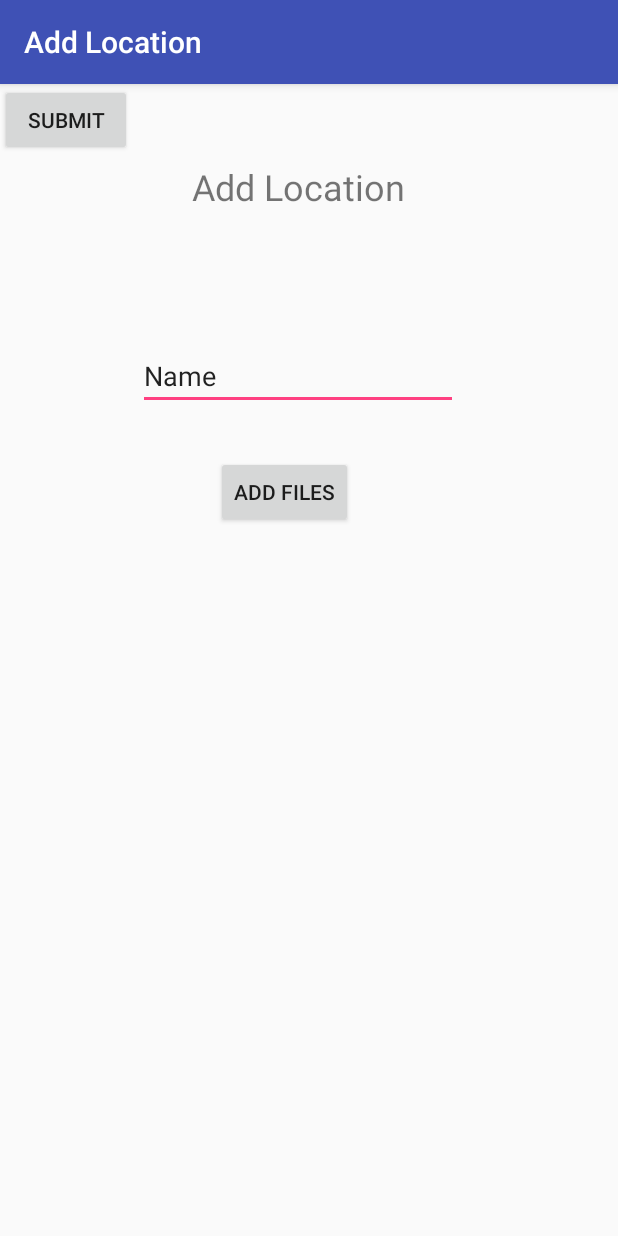
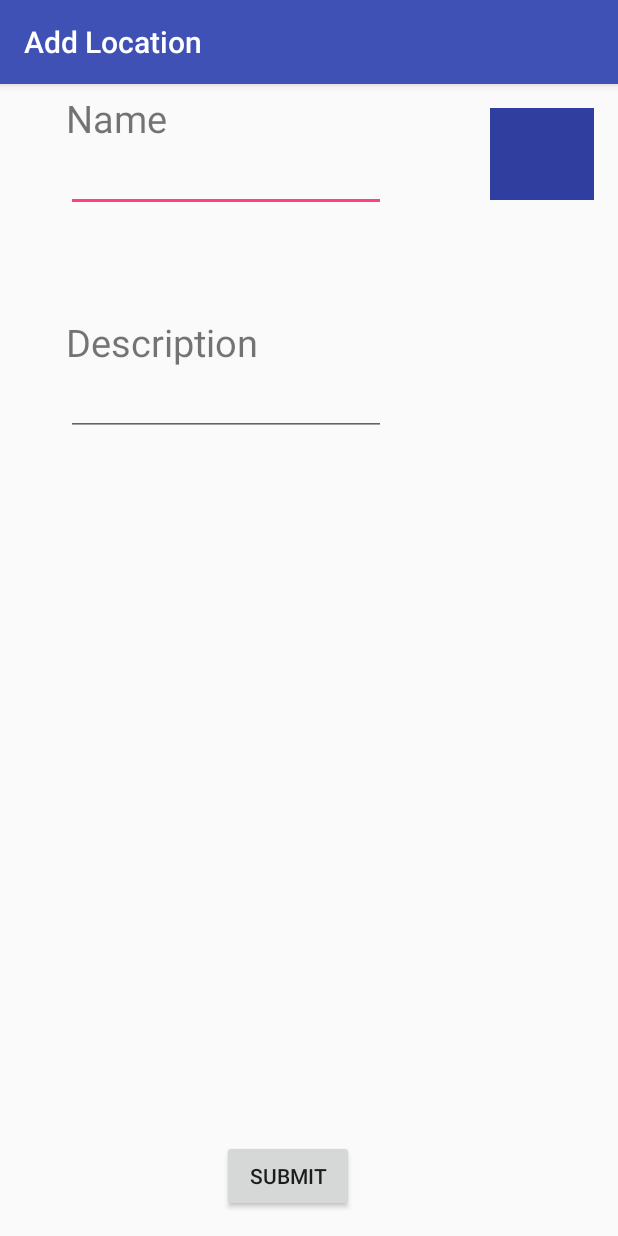
Before and after one commit to LeviButcher/CS-321, an Android app: the Add_Location screen opened directly, with no data from a screen before it, on a phone screen of 412 x 824 dp. Run offline under Robolectric (Android 15) with nearby library versions, the light colour scheme and no system bars; our stand-ins replace Room's generated code.

Commit message:
style main page

```diff
--- a/MapPrototype/app/build.gradle
+++ b/MapPrototype/app/build.gradle
@@ -4,7 +4,7 @@ android {
     compileSdkVersion 26
     defaultConfig {
         applicationId "com.wvup.levi.mapprototype"
-        minSdkVersion 26
+        minSdkVersion 23
         targetSdkVersion 26
         versionCode 1
         versionName "1.0"
--- a/MapPrototype/app/src/main/java/com/wvup/levi/mapprototype/Add_Location.java
+++ b/MapPrototype/app/src/main/java/com/wvup/levi/mapprototype/Add_Location.java
@@ -44,7 +44,7 @@ public class Add_Location extends AppCompatActivity {
         nameEditText = findViewById(R.id.name);
     }
 
-    public void AddFiles(View v){
+    public void addLocationPic(View v){
         Intent intent = new Intent(Intent.ACTION_OPEN_DOCUMENT);
         intent.setType("image/*");
         intent.addCategory(Intent.CATEGORY_OPENABLE);
--- a/MapPrototype/app/src/main/java/com/wvup/levi/mapprototype/MapsActivity.java
+++ b/MapPrototype/app/src/main/java/com/wvup/levi/mapprototype/MapsActivity.java
@@ -129,7 +129,7 @@ public class MapsActivity extends FragmentActivity implements OnMapReadyCallback
         if(grantResults.length > 0 && grantResults[0] == PackageManager.PERMISSION_GRANTED) {
 
             if(ContextCompat.checkSelfPermission(this, ACCESS_FINE_LOCATION) == PackageManager.PERMISSION_GRANTED){
-                locationManager.requestLocationUpdates(LocationManager.GPS_PROVIDER, 0,0, this);
+                locationManager.requestLocationUpdates(LocationManager.GPS_PROVIDER, 0,MIN_DISTANCE, this);
             }
         }
     }
--- a/MapPrototype/app/src/main/res/layout/activity_add__location.xml
+++ b/MapPrototype/app/src/main/res/layout/activity_add__location.xml
@@ -8,54 +8,71 @@
     tools:context=".Add_Location">
 
 
-    <TextView
-        android:id="@+id/textView"
-        android:layout_width="147dp"
-        android:layout_height="40dp"
-        android:layout_marginStart="128dp"
-        android:layout_marginTop="52dp"
-        android:text="Add Location"
-        android:textSize="24sp"
-        app:layout_constraintStart_toStartOf="parent"
-        app:layout_constraintTop_toTopOf="parent" />
-
     <EditText
         android:id="@+id/name"
         android:layout_width="wrap_content"
         android:layout_height="wrap_content"
-        android:layout_marginStart="92dp"
-        android:layout_marginTop="172dp"
+        android:layout_marginStart="44dp"
+        android:layout_marginTop="40dp"
         android:ems="10"
         android:inputType="textPersonName"
-        android:text="Name"
-        app:layout_constraintStart_toStartOf="parent"
-        app:layout_constraintTop_toTopOf="parent" />
-
-    <Button
-        android:id="@+id/addFile"
-        android:layout_width="wrap_content"
-        android:layout_height="wrap_content"
-        android:layout_marginStart="144dp"
-        android:layout_marginTop="248dp"
-        android:text="Add Files"
-        android:onClick="AddFiles"
         app:layout_constraintStart_toStartOf="parent"
         app:layout_constraintTop_toTopOf="parent" />
 
     <Button
         android:layout_width="wrap_content"
         android:layout_height="wrap_content"
-        android:text="Submit"
-        android:onClick="Submit"/>
+        android:layout_marginBottom="16dp"
+        android:layout_marginStart="148dp"
+        android:onClick="Submit"
+        android:text="@string/submit"
+        app:layout_constraintBottom_toBottomOf="parent"
+        app:layout_constraintStart_toStartOf="parent" />
 
     <ImageView
+        android:contentDescription="@string/image_of_location"
         android:id="@+id/placePic"
         android:layout_width="69dp"
         android:layout_height="61dp"
         android:layout_marginEnd="16dp"
         android:layout_marginTop="16dp"
+        android:onClick="addLocationPic"
+        android:background="@color/colorPrimaryDark"
         app:layout_constraintEnd_toEndOf="parent"
         app:layout_constraintTop_toTopOf="parent" />
 
+    <EditText
+        android:id="@+id/description"
+        android:layout_width="wrap_content"
+        android:layout_height="wrap_content"
+        android:layout_marginStart="44dp"
+        android:layout_marginTop="104dp"
+        android:ems="10"
+        android:inputType="textMultiLine"
+        app:layout_constraintStart_toStartOf="parent"
+        app:layout_constraintTop_toBottomOf="@+id/name" />
+
+    <TextView
+        android:id="@+id/textView"
+        android:layout_width="wrap_content"
+        android:layout_height="wrap_content"
+        android:layout_marginStart="44dp"
+        android:labelFor="@id/description"
+        android:text="@string/name"
+        android:textSize="25sp"
+        app:layout_constraintBottom_toTopOf="@+id/name"
+        app:layout_constraintStart_toStartOf="parent" />
+
+    <TextView
+        android:id="@+id/textView2"
+        android:layout_width="wrap_content"
+        android:layout_height="wrap_content"
+        android:layout_marginStart="44dp"
+        android:labelFor="@id/description"
+        android:textSize="25sp"
+        android:text="@string/description"
+        app:layout_constraintBottom_toTopOf="@+id/description"
+        app:layout_constraintStart_toStartOf="parent" />
+
 
 </android.support.constraint.ConstraintLayout>
--- a/MapPrototype/app/src/main/res/values/colors.xml
+++ b/MapPrototype/app/src/main/res/values/colors.xml
@@ -3,4 +3,5 @@
     <color name="colorPrimary">#3F51B5</color>
     <color name="colorPrimaryDark">#303F9F</color>
     <color name="colorAccent">#FF4081</color>
+    <color name="listBox">#9e9e9e</color>
 </resources>
--- a/MapPrototype/app/src/main/res/values/strings.xml
+++ b/MapPrototype/app/src/main/res/values/strings.xml
@@ -2,4 +2,8 @@
     <string name="app_name">MapPrototype</string>
     <string name="title_activity_maps">Map</string>
     <string name="title_activity_view_route">Map</string>
+    <string name="submit">Submit</string>
+    <string name="image_of_location">Image of Location</string>
+    <string name="name">Name</string>
+    <string name="description">Description</string>
 </resources>
```
Also changed, not shown: MapPrototype/app/src/main/java/com/wvup/levi/mapprototype/MainActivity.java (+15 -4 lines), MapPrototype/app/src/main/res/layout/activity_main.xml (+19 -12 lines), MapPrototype/app/src/main/res/values/styles.xml (+17 -0 lines).
